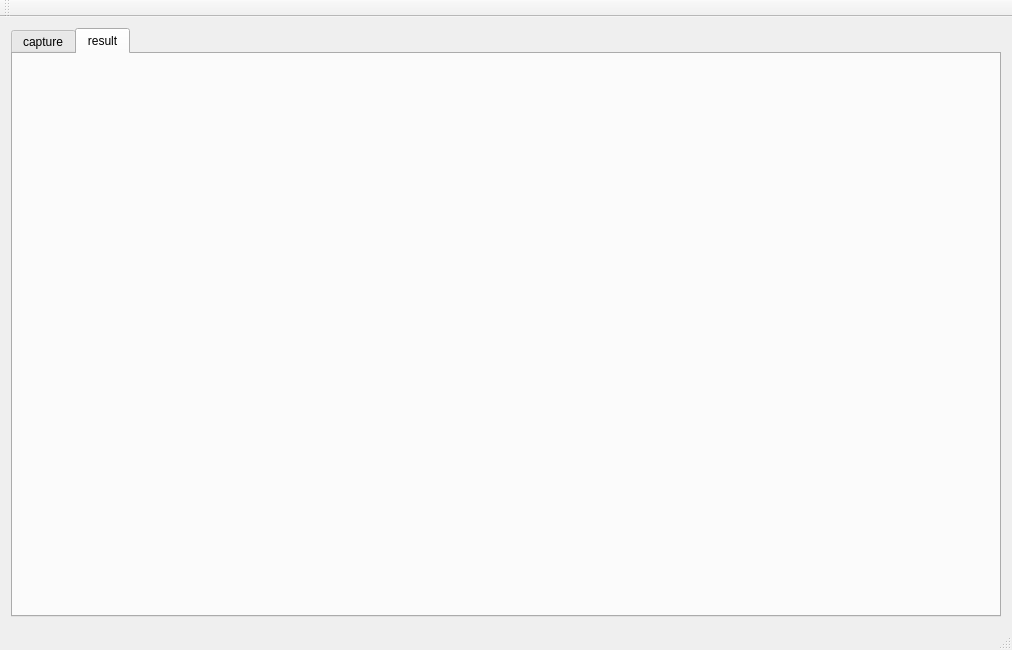
Qt form Software-Qt/mainwindow.ui (EngineeringLibrary/BCN3D) before a commit.
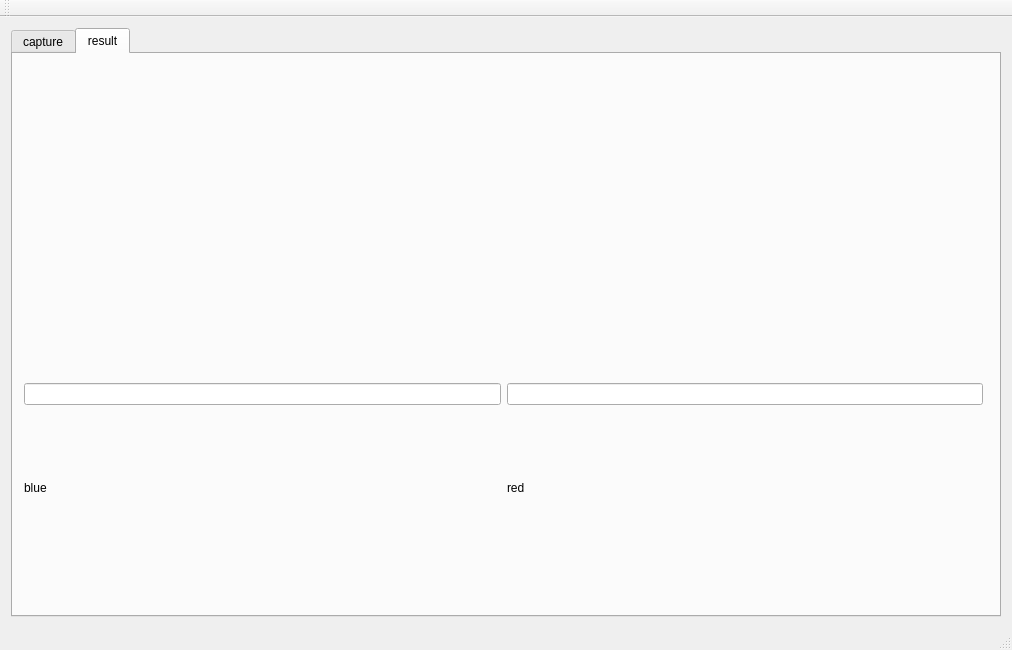
The same form after that commit.

Commit message: adicionando escala de cinza, conversoes de binario. separando a imagem em blue e green. modificando a ui

```diff
--- a/Software-Qt/mainwindow.ui
+++ b/Software-Qt/mainwindow.ui
@@ -51,27 +51,58 @@
        <attribute name="title">
         <string>result</string>
        </attribute>
-       <widget class="QWidget" name="layoutWidget">
+       <widget class="QWidget" name="">
         <property name="geometry">
          <rect>
-          <x>10</x>
-          <y>20</y>
-          <width>971</width>
-          <height>501</height>
+          <x>0</x>
+          <y>0</y>
+          <width>981</width>
+          <height>521</height>
          </rect>
         </property>
         <layout class="QGridLayout" name="gridLayout_3">
-         <item row="0" column="0">
+         <item row="2" column="1">
+          <widget class="QLineEdit" name="lineEdit"/>
+         </item>
+         <item row="1" column="0" colspan="2">
+          <layout class="QHBoxLayout" name="horizontalLayout_2">
+           <item>
+            <widget class="QLabel" name="label_after_blue">
+             <property name="text">
+              <string/>
+             </property>
+            </widget>
+           </item>
+           <item>
+            <widget class="QLabel" name="label_after_red">
+             <property name="text">
+              <string/>
+             </property>
+            </widget>
+           </item>
+          </layout>
+         </item>
+         <item row="2" column="0">
+          <widget class="QLineEdit" name="lineEdit_5"/>
+         </item>
+         <item row="0" column="0" colspan="2">
           <widget class="QLabel" name="label_before">
            <property name="text">
             <string/>
            </property>
           </widget>
          </item>
-         <item row="1" column="0">
-          <widget class="QLabel" name="label_after">
+         <item row="3" column="0">
+          <widget class="QLabel" name="label">
            <property name="text">
-            <string/>
+            <string>blue</string>
+           </property>
+          </widget>
+         </item>
+         <item row="3" column="1">
+          <widget class="QLabel" name="label_2">
+           <property name="text">
+            <string>red</string>
            </property>
           </widget>
          </item>
```
Left out of the diff: 4 changed lines with no effect on the pictures. The commit also changes 13 other files.
